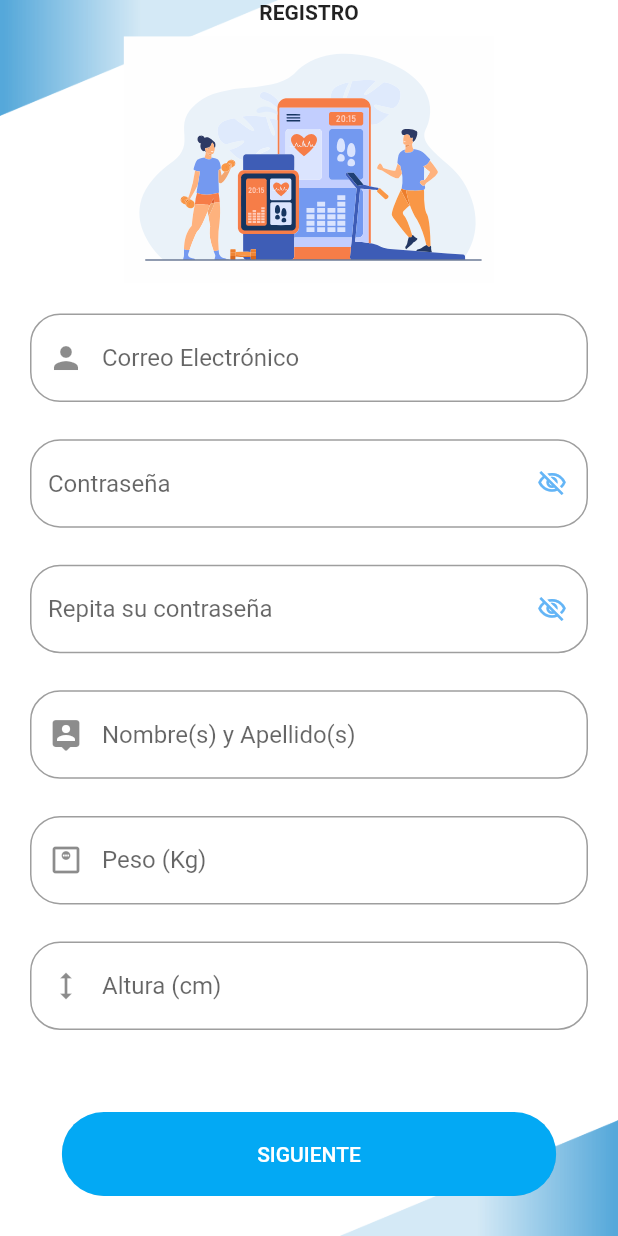
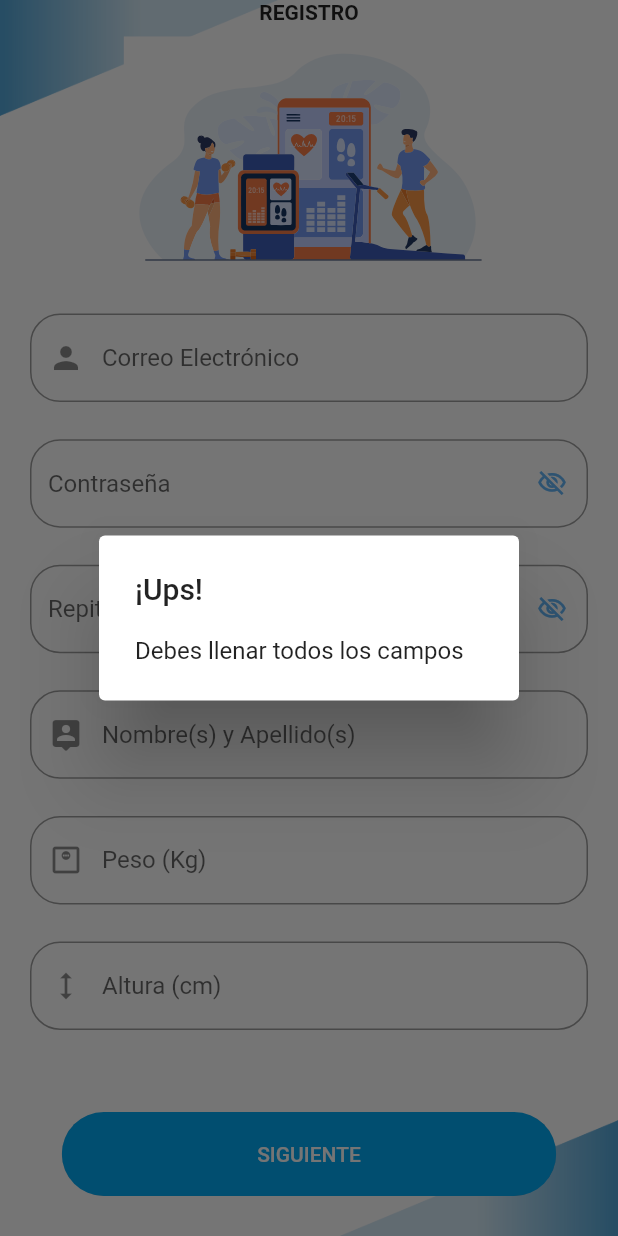
Before and after one commit to CJ2711/do_to_fit_app, a Flutter app: the BodySignUp screen opened directly with empty values, after a tap on "SIGUIENTE", on a phone screen of 412 x 824 dp. Run offline on Flutter 3.47's test engine with Material 2 defaults, Android fonts, the phone set to English and light mode, and no system bars; our stand-ins replace carousel_slider, flutter_svg, google_sign_in; missing offline and left inert: enum_to_string.

Commit message:
FIX: casting numbers on Register

```diff
--- a/lib/Views/Signup/componentsSignUp/bodySignUp.dart
+++ b/lib/Views/Signup/componentsSignUp/bodySignUp.dart
@@ -300,9 +300,9 @@ class _BodySignUpState extends State<BodySignUp> {
     bool psswrdFlag = false;
     String nameSurname = nameSurnameTextController.text.trim();
     bool nameSurnameFlag = false;
-    double weight = double.parse(weightTextController.text.trim());
+    String weight = weightTextController.text.trim();
     bool weightFlag = false;
-    double height = double.parse(heightTextController.text.trim());
+    String height = heightTextController.text.trim();
     bool heightFlag = false;
 
     if (mail == '' ||
@@ -390,7 +390,7 @@ class _BodySignUpState extends State<BodySignUp> {
       nameSurnameFlag = true;
     }
 
-    if (weight.isNegative || weight.isNaN) {
+    if (weight == '' || weight.isEmpty) {
       showDialog(
           context: context,
           builder: (scaffoldKey) {
@@ -406,7 +406,7 @@ class _BodySignUpState extends State<BodySignUp> {
       weightFlag = true;
     }
 
-    if (height.isNegative || height.isNaN) {
+    if (height == '' || height.isEmpty) {
       showDialog(
           context: context,
           builder: (scaffoldKey) {
--- a/lib/Views/Signup/componentsSignUp/bodySignUpCont.dart
+++ b/lib/Views/Signup/componentsSignUp/bodySignUpCont.dart
@@ -103,7 +103,7 @@ class _BodySignUpContState extends State<BodySignUpCont> {
     var body = json.decode(res.body);
     if (body['success'] == false) {
       // _showMessage('Error al cargar los datos. Vuelve a intentarlo.');
-      _showMessage(body['message']);
+      _showMessage((body['validator']['email']).toString());
     } else {
       showDialog(
         context: context,
```
